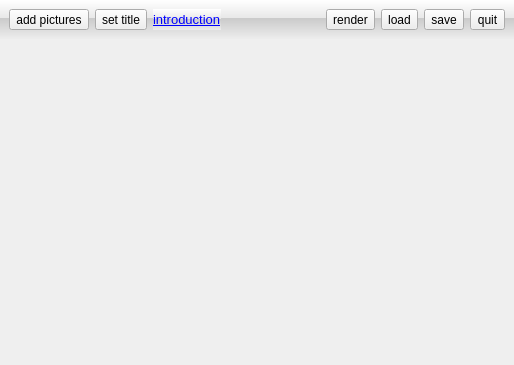
The window that FotoWall.ui (enricoros/fotowall) describes before a commit, drawn with Qt 5.
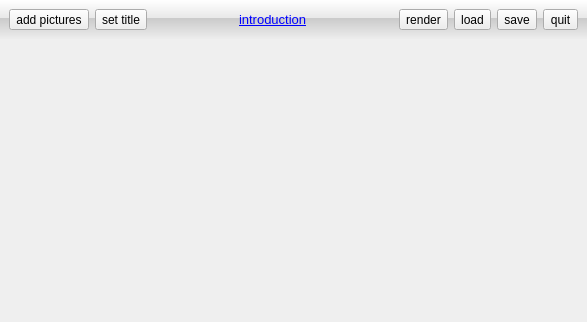
The same window after the commit. Icons and pictures are not drawn.

Patch:
```diff
--- a/FotoWall.ui
+++ b/FotoWall.ui
@@ -6,8 +6,8 @@
    <rect>
     <x>0</x>
     <y>0</y>
-    <width>514</width>
-    <height>365</height>
+    <width>587</width>
+    <height>322</height>
    </rect>
   </property>
   <property name="windowTitle">
@@ -23,7 +23,7 @@
    <item>
     <widget class="QFrame" name="cmdFrame">
      <property name="styleSheet">
-      <string>QFrame {
+      <string>#cmdFrame {
     background-color: qlineargradient(spread:pad, x1:0, y1:0, x2:0, y2:1, stop:0 rgba(255, 255, 255, 255), stop:0.461 rgba(232, 232, 232, 255), stop:0.463 rgba(202, 202, 202, 255), stop:1 rgba(237, 237, 237, 255))
 }</string>
      </property>
@@ -55,6 +55,19 @@
         </property>
        </widget>
       </item>
+      <item>
+       <spacer name="spacer">
+        <property name="orientation">
+         <enum>Qt::Horizontal</enum>
+        </property>
+        <property name="sizeHint" stdset="0">
+         <size>
+          <width>16</width>
+          <height>20</height>
+         </size>
+        </property>
+       </spacer>
+      </item>
       <item>
        <widget class="QLabel" name="helpLabel">
         <property name="text">
@@ -121,6 +134,13 @@
         <property name="text">
          <string>render</string>
         </property>
+        <property name="icon">
+         <iconset resource="fotowall.qrc">
+          <normaloff>:/data/fotowall.png</normaloff>:/data/fotowall.png</iconset>
+        </property>
+        <property name="toolButtonStyle">
+         <enum>Qt::ToolButtonTextBesideIcon</enum>
+        </property>
        </widget>
       </item>
       <item>
@@ -165,6 +185,9 @@
         <property name="text">
          <string>load</string>
         </property>
+        <property name="toolButtonStyle">
+         <enum>Qt::ToolButtonTextBesideIcon</enum>
+        </property>
        </widget>
       </item>
       <item>
@@ -209,6 +232,9 @@
         <property name="text">
          <string>save</string>
         </property>
+        <property name="toolButtonStyle">
+         <enum>Qt::ToolButtonTextBesideIcon</enum>
+        </property>
        </widget>
       </item>
       <item>
@@ -253,6 +279,13 @@
         <property name="text">
          <string>quit</string>
         </property>
+        <property name="icon">
+         <iconset resource="fotowall.qrc">
+          <normaloff>:/data/action-delete.png</normaloff>:/data/action-delete.png</iconset>
+        </property>
+        <property name="toolButtonStyle">
+         <enum>Qt::ToolButtonTextBesideIcon</enum>
+        </property>
        </widget>
       </item>
      </layout>
```
Left out of the diff: 4 changed lines with no effect on the pictures.
